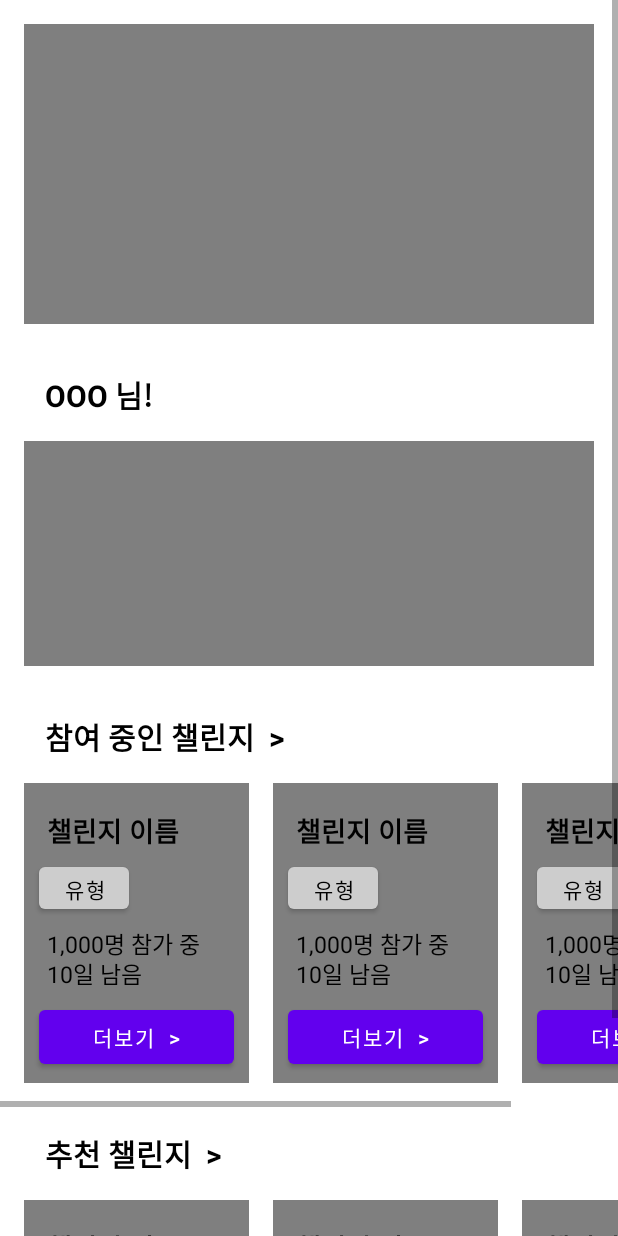
After one commit to eminentecero/Greening, an Android app: the layout main_home.xml on its own in the app's theme, with its tools: preview values and no code run, on a phone screen of 412 x 824 dp. The commit adds this screen. Run offline under Robolectric (Android 15) with nearby library versions, the light colour scheme and no system bars.

Commit message:
HomeActivity.kt 홈 화면에서 사용할 수 있는 기능 실행 & 화면 넘어가기
1. 더보기 버튼 : 참여중인 챌린지의 캘린더가 표시 되어있는 창으로 넘어가기
2. 참여하기 버튼 : 챌린지에 참여하기

창 넘어가기는 해당 창 구현이 완료된 후에 가능할 듯

지금은 참여하기 버튼 누르면 챌린지에 참여하는 기능 구현 중
다 하면 임의로 챌린지 만들어서 그 챌린지에 대한 이름, 날짜 정보 받아서 띄울 수 있도록 설정하기.

```diff
--- /dev/null
+++ b/app/src/main/java/com/example/greening/HomeActivity.kt
@@ -0,0 +1,35 @@
+package com.example.greening
+
+import android.os.Bundle
+import android.widget.Button
+import android.widget.ImageView
+import android.widget.TextView
+import androidx.appcompat.app.AppCompatActivity
+
+class HomeActivity  : AppCompatActivity() {
+    //사용할 변수
+    lateinit var levelText:TextView
+
+    //참여중인 챌린지에서 더보기 버튼
+    lateinit var more1Btn : Button
+    lateinit var more2Btn: Button
+    lateinit var more3Btn : Button
+
+    //추천하는 챌린지에서 참여하기 버튼
+    lateinit var join1Btn : Button
+    lateinit var join2Btn : Button
+    lateinit var join3Btn : Button
+
+    //레벨에 따라 다른 image 표시할 ImageView
+    lateinit var level : ImageView
+
+    override fun onCreate(savedInstanceState: Bundle?) {
+        super.onCreate(savedInstanceState)
+        setContentView(R.layout.main_home)
+
+        //아이디로 각각 연결하기
+        levelText
+
+
+    }
+}
--- a/app/src/main/java/com/example/greening/MainActivity.kt
+++ b/app/src/main/java/com/example/greening/MainActivity.kt
@@ -8,9 +8,7 @@ import androidx.appcompat.app.AppCompatActivity
 import android.os.Bundle
 import android.widget.Button
 import android.widget.EditText
-import android.widget.TextView
 import android.widget.Toast
-import org.w3c.dom.Text
 
 class MainActivity : AppCompatActivity() {
     //변수 선언
--- /dev/null
+++ b/app/src/main/res/layout/main_home.xml
@@ -0,0 +1,458 @@
+<?xml version="1.0" encoding="utf-8"?>
+<ScrollView
+    xmlns:android="http://schemas.android.com/apk/res/android"
+    xmlns:app="http://schemas.android.com/apk/res-auto"
+    xmlns:tools="http://schemas.android.com/tools"
+    android:layout_width="match_parent"
+    android:layout_height="match_parent"
+    tools:context=".MainActivity">
+
+    <LinearLayout
+        android:layout_width="match_parent"
+        android:layout_height="match_parent"
+        android:orientation="vertical">
+
+        // 광고배너
+        <ImageView
+            android:id="@+id/banner"
+            android:layout_width="380dp"
+            android:layout_height="200dp"
+            android:layout_margin="16dp"
+            app:srcCompat="@android:drawable/screen_background_dark_transparent"></ImageView>
+
+        // 레벨 현황
+        <TextView
+            android:id="@+id/levelText"
+            android:layout_width="wrap_content"
+            android:layout_height="wrap_content"
+            android:layout_marginTop="16dp"
+            android:layout_marginLeft="30dp"
+            android:text="OOO 님!"
+            android:textSize="20dp"
+            android:textStyle="bold"
+            android:textColor="@color/black"></TextView>
+
+        <ImageView
+            android:id="@+id/level"
+            android:layout_width="380dp"
+            android:layout_height="150dp"
+            android:layout_margin="16dp"
+            app:srcCompat="@android:drawable/screen_background_dark_transparent"></ImageView>
+
+        // 참여 중인 챌린지
+        <TextView
+            android:id="@+id/clgText"
+            android:layout_width="wrap_content"
+            android:layout_height="wrap_content"
+            android:layout_marginTop="16dp"
+            android:layout_marginLeft="30dp"
+            android:text="참여 중인 챌린지  >"
+            android:textSize="20dp"
+            android:textStyle="bold"
+            android:textColor="@color/black"></TextView>
+
+        // 가로 스크롤
+        <HorizontalScrollView
+            android:layout_width="match_parent"
+            android:layout_height="match_parent">
+
+            <LinearLayout
+                android:layout_width="match_parent"
+                android:layout_height="match_parent"
+                android:orientation="horizontal">
+
+                // 챌린지 카드 (1)
+                <FrameLayout
+                    android:layout_width="150dp"
+                    android:layout_height="200dp"
+                    android:layout_marginTop="16dp"
+                    android:layout_marginBottom="16dp"
+                    android:layout_marginLeft="16dp">
+
+                    <ImageView
+                        android:id="@+id/ing_image"
+                        android:layout_width="150dp"
+                        android:layout_height="200dp"
+                        android:layout_gravity="top"
+                        android:layout_marginRight="10dp"
+                        app:srcCompat="@android:drawable/screen_background_dark_transparent"></ImageView>
+
+                    <TextView
+                        android:layout_width="wrap_content"
+                        android:layout_height="wrap_content"
+                        android:layout_marginTop="18dp"
+                        android:layout_marginLeft="15dp"
+                        android:text="챌린지 이름"
+                        android:textSize="18dp"
+                        android:textStyle="bold"
+                        android:textColor="@color/black"></TextView>
+
+                    <Button
+                        android:layout_width="60dp"
+                        android:layout_height="40dp"
+                        android:layout_marginTop="50dp"
+                        android:layout_marginLeft="10dp"
+                        android:text="유형"
+                        android:textColor="@color/black"
+                        app:backgroundTint="#CDCDCD"></Button>
+
+                    <TextView
+                        android:layout_width="wrap_content"
+                        android:layout_height="wrap_content"
+                        android:layout_marginTop="95dp"
+                        android:layout_marginLeft="15dp"
+                        android:text="1,000명 참가 중"
+                        android:textSize="15dp"
+                        android:textColor="@color/black"></TextView>
+
+                    <TextView
+                        android:layout_width="wrap_content"
+                        android:layout_height="wrap_content"
+                        android:layout_marginTop="115dp"
+                        android:layout_marginLeft="15dp"
+                        android:text="10일 남음"
+                        android:textSize="15dp"
+                        android:textColor="@color/black"></TextView>
+
+                    <Button
+                        android:id="@+id/more1"
+                        android:layout_width="130dp"
+                        android:layout_height="wrap_content"
+                        android:layout_marginTop="145dp"
+                        android:layout_marginLeft="10dp"
+                        android:text="더보기  >"></Button>
+                </FrameLayout>
+
+                // 챌린지 카드 (2)
+                <FrameLayout
+                    android:layout_width="150dp"
+                    android:layout_height="200dp"
+                    android:layout_marginTop="16dp"
+                    android:layout_marginLeft="16dp">
+
+                    <ImageView
+                        android:id="@+id/clg2"
+                        android:layout_width="150dp"
+                        android:layout_height="200dp"
+                        android:layout_gravity="top"
+                        android:layout_marginRight="10dp"
+                        app:srcCompat="@android:drawable/screen_background_dark_transparent"></ImageView>
+
+                    <TextView
+                        android:layout_width="wrap_content"
+                        android:layout_height="wrap_content"
+                        android:layout_marginTop="18dp"
+                        android:layout_marginLeft="15dp"
+                        android:text="챌린지 이름"
+                        android:textSize="18dp"
+                        android:textStyle="bold"
+                        android:textColor="@color/black"></TextView>
+
+                    <Button
+                        android:layout_width="60dp"
+                        android:layout_height="40dp"
+                        android:layout_marginTop="50dp"
+                        android:layout_marginLeft="10dp"
+                        android:text="유형"
+                        android:textColor="@color/black"
+                        app:backgroundTint="#CDCDCD"></Button>
+
+                    <TextView
+                        android:layout_width="wrap_content"
+                        android:layout_height="wrap_content"
+                        android:layout_marginTop="95dp"
+                        android:layout_marginLeft="15dp"
+                        android:text="1,000명 참가 중"
+                        android:textSize="15dp"
+                        android:textColor="@color/black"></TextView>
+
+                    <TextView
+                        android:layout_width="wrap_content"
+                        android:layout_height="wrap_content"
+                        android:layout_marginTop="115dp"
+                        android:layout_marginLeft="15dp"
+                        android:text="10일 남음"
+                        android:textSize="15dp"
+                        android:textColor="@color/black"></TextView>
+
+                    <Button
+                        android:id="@+id/more2"
+                        android:layout_width="130dp"
+                        android:layout_height="wrap_content"
+                        android:layout_marginTop="145dp"
+                        android:layout_marginLeft="10dp"
+                        android:text="더보기  >"></Button>
+                </FrameLayout>
+
+                // 챌린지 카드 (3)
+                <FrameLayout
+                    android:layout_width="150dp"
+                    android:layout_height="200dp"
+                    android:layout_marginTop="16dp"
+                    android:layout_marginLeft="16dp">
+
+                    <ImageView
+                        android:id="@+id/clg3"
+                        android:layout_width="150dp"
+                        android:layout_height="200dp"
+                        android:layout_gravity="top"
+                        android:layout_marginRight="10dp"
+                        app:srcCompat="@android:drawable/screen_background_dark_transparent"></ImageView>
+
+                    <TextView
+                        android:layout_width="wrap_content"
+                        android:layout_height="wrap_content"
+                        android:layout_marginTop="18dp"
+                        android:layout_marginLeft="15dp"
+                        android:text="챌린지 이름"
+                        android:textSize="18dp"
+                        android:textStyle="bold"
+                        android:textColor="@color/black"></TextView>
+
+                    <Button
+                        android:layout_width="60dp"
+                        android:layout_height="40dp"
+                        android:layout_marginTop="50dp"
+                        android:layout_marginLeft="10dp"
+                        android:text="유형"
+                        android:textColor="@color/black"
+                        app:backgroundTint="#CDCDCD"></Button>
+
+                    <TextView
+                        android:layout_width="wrap_content"
+                        android:layout_height="wrap_content"
+                        android:layout_marginTop="95dp"
+                        android:layout_marginLeft="15dp"
+                        android:text="1,000명 참가 중"
+                        android:textSize="15dp"
+                        android:textColor="@color/black"></TextView>
+
+                    <TextView
+                        android:layout_width="wrap_content"
+                        android:layout_height="wrap_content"
+                        android:layout_marginTop="115dp"
+                        android:layout_marginLeft="15dp"
+                        android:text="10일 남음"
+                        android:textColor="@color/black"
+                        android:textSize="15dp"></TextView>
+
+                    <Button
+                        android:id="@+id/more3"
+                        android:layout_width="130dp"
+                        android:layout_height="wrap_content"
+                        android:layout_marginLeft="10dp"
+                        android:layout_marginTop="145dp"
+                        android:text="더보기  >"></Button>
+                </FrameLayout>
+            </LinearLayout>
+        </HorizontalScrollView>
+
+        // 추천 챌린지
+        <TextView
+            android:id="@+id/recomText"
+            android:layout_width="wrap_content"
+            android:layout_height="wrap_content"
+            android:layout_marginTop="16dp"
+            android:layout_marginLeft="30dp"
+            android:textSize="20dp"
+            android:textStyle="bold"
+            android:textColor="@color/black"
+            android:text="추천 챌린지  >">
+        </TextView>
+
+        // 가로 스크롤
+        <HorizontalScrollView
+            android:layout_width="match_parent"
+            android:layout_height="match_parent">
+
+            <LinearLayout
+                android:layout_width="match_parent"
+                android:layout_height="match_parent"
+                android:orientation="horizontal">
+
+                // 추천 챌린지 카드 (1)
+                <FrameLayout
+                    android:layout_width="150dp"
+                    android:layout_height="200dp"
+                    android:layout_marginTop="16dp"
+                    android:layout_marginLeft="16dp">
+
+                    <ImageView
+                        android:id="@+id/recom1"
+                        android:layout_width="150dp"
+                        android:layout_height="200dp"
+                        android:layout_gravity="top"
+                        android:layout_marginRight="10dp"
+                        app:srcCompat="@android:drawable/screen_background_dark_transparent"></ImageView>
+
+                    <TextView
+                        android:layout_width="wrap_content"
+                        android:layout_height="wrap_content"
+                        android:layout_marginTop="18dp"
+                        android:layout_marginLeft="15dp"
+                        android:text="챌린지 이름"
+                        android:textSize="18dp"
+                        android:textStyle="bold"
+                        android:textColor="@color/black"></TextView>
+
+                    <Button
+                        android:layout_width="60dp"
+                        android:layout_height="40dp"
+                        android:layout_marginTop="50dp"
+                        android:layout_marginLeft="10dp"
+                        android:text="유형"
+                        android:textColor="@color/black"
+                        app:backgroundTint="#CDCDCD"></Button>
+
+                    <TextView
+                        android:layout_width="wrap_content"
+                        android:layout_height="wrap_content"
+                        android:layout_marginTop="95dp"
+                        android:layout_marginLeft="15dp"
+                        android:text="1,000명 참가 중"
+                        android:textColor="@color/black"
+                        android:textSize="15dp"></TextView>
+
+                    <TextView
+                        android:layout_width="wrap_content"
+                        android:layout_height="wrap_content"
+                        android:layout_marginTop="115dp"
+                        android:layout_marginLeft="15dp"
+                        android:text="10일 남음"
+                        android:textColor="@color/black"
+                        android:textSize="15dp"></TextView>
+
+                    <Button
+                        android:id="@+id/join1"
+                        android:layout_width="130dp"
+                        android:layout_height="wrap_content"
+                        android:layout_marginLeft="10dp"
+                        android:layout_marginTop="145dp"
+                        android:text="참여하기  >"></Button>
+                </FrameLayout>
+
+                // 추천 챌린지 카드 (2)
+                <FrameLayout
+                    android:layout_width="150dp"
+                    android:layout_height="200dp"
+                    android:layout_marginLeft="16dp"
+                    android:layout_marginTop="16dp">
+
+                    <ImageView
+                        android:id="@+id/recom2"
+                        android:layout_width="150dp"
+                        android:layout_height="200dp"
+                        android:layout_gravity="top"
+                        android:layout_marginRight="10dp"
+                        app:srcCompat="@android:drawable/screen_background_dark_transparent"></ImageView>
+
+                    <TextView
+                        android:layout_width="wrap_content"
+                        android:layout_height="wrap_content"
+                        android:layout_marginTop="18dp"
+                        android:layout_marginLeft="15dp"
+                        android:text="챌린지 이름"
+                        android:textColor="@color/black"
+                        android:textSize="18dp"
+                        android:textStyle="bold"></TextView>
+
+                    <Button
+                        android:layout_width="60dp"
+                        android:layout_height="40dp"
+                        android:layout_marginLeft="10dp"
+                        android:layout_marginTop="50dp"
+                        android:textColor="@color/black"
+                        android:text="유형"
+                        app:backgroundTint="#CDCDCD"></Button>
+
+                    <TextView
+                        android:layout_width="wrap_content"
+                        android:layout_height="wrap_content"
+                        android:layout_marginTop="95dp"
+                        android:layout_marginLeft="15dp"
+                        android:text="1,000명 참가 중"
+                        android:textColor="@color/black"
+                        android:textSize="15dp"></TextView>
+
+                    <TextView
+                        android:layout_width="wrap_content"
+                        android:layout_height="wrap_content"
+                        android:layout_marginTop="115dp"
+                        android:layout_marginLeft="15dp"
+                        android:text="10일 남음"
+                        android:textColor="@color/black"
+                        android:textSize="15dp"></TextView>
+
+                    <Button
+                        android:id="@+id/join2"
+                        android:layout_width="130dp"
+                        android:layout_height="wrap_content"
+                        android:layout_marginLeft="10dp"
+                        android:layout_marginTop="145dp"
+                        android:text="참여하기  >"></Button>
+                </FrameLayout>
+
+                // 추천 챌린지 카드 (3)
+                <FrameLayout
+                    android:layout_width="150dp"
+                    android:layout_height="200dp"
+                    android:layout_marginLeft="16dp"
+                    android:layout_marginTop="16dp">
+
+                    <ImageView
+                        android:id="@+id/recom3"
+                        android:layout_width="150dp"
+                        android:layout_height="200dp"
+                        android:layout_gravity="top"
+                        android:layout_marginRight="10dp"
+                        app:srcCompat="@android:drawable/screen_background_dark_transparent"></ImageView>
+
+                    <TextView
+                        android:layout_width="wrap_content"
+                        android:layout_height="wrap_content"
+                        android:layout_marginTop="18dp"
+                        android:layout_marginLeft="15dp"
+                        android:text="챌린지 이름"
+                        android:textColor="@color/black"
+                        android:textSize="18dp"
+                        android:textStyle="bold"></TextView>
+
+                    <Button
+                        android:layout_width="60dp"
+                        android:layout_height="40dp"
+                        android:layout_marginLeft="10dp"
+                        android:layout_marginTop="50dp"
+                        android:textColor="@color/black"
+                        android:text="유형"
+                        app:backgroundTint="#CDCDCD"></Button>
+
+                    <TextView
+                        android:layout_width="wrap_content"
+                        android:layout_height="wrap_content"
+                        android:layout_marginTop="95dp"
+                        android:layout_marginLeft="15dp"
+                        android:text="1,000명 참가 중"
+                        android:textColor="@color/black"
+                        android:textSize="15dp"></TextView>
+
+                    <TextView
+                        android:layout_width="wrap_content"
+                        android:layout_height="wrap_content"
+                        android:layout_marginTop="115dp"
+                        android:layout_marginLeft="15dp"
+                        android:text="10일 남음"
+                        android:textColor="@color/black"
+                        android:textSize="15dp"></TextView>
+
+                    <Button
+                        android:id="@+id/join3"
+                        android:layout_width="130dp"
+                        android:layout_height="wrap_content"
+                        android:layout_marginLeft="10dp"
+                        android:layout_marginTop="145dp"
+                        android:text="참여하기  >"></Button>
+                </FrameLayout>
+            </LinearLayout>
+        </HorizontalScrollView>
+    </LinearLayout>
+</ScrollView>
```
Also changed, not shown: 1 other file.
